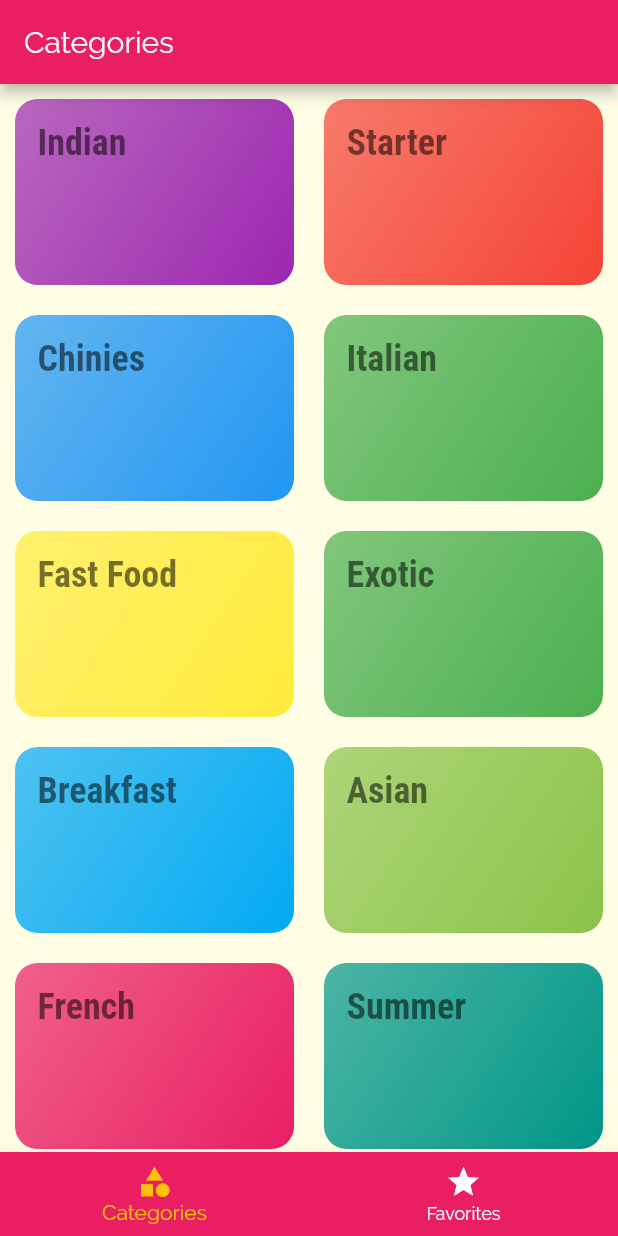
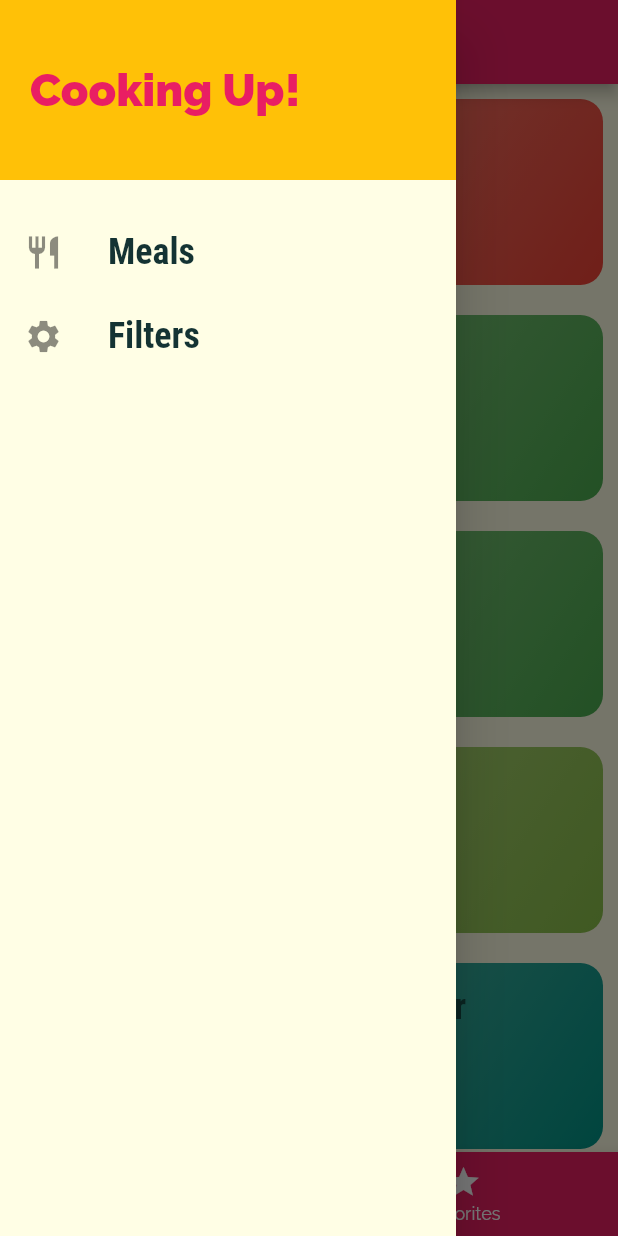
Before and after one commit to Brijesh-Saw/menu, a Flutter app: the screen it shows after launch, with the side drawer open (before the commit the screen has no drawer), on a phone screen of 412 x 824 dp. Run offline on Flutter 3.47's test engine with Material 2 defaults, Android fonts, the phone set to English and light mode, and no system bars.

Commit message:
initial commit

```diff
--- a/lib/screens/tabs_screen.dart
+++ b/lib/screens/tabs_screen.dart
@@ -1,5 +1,6 @@
 import 'package:flutter/material.dart';
-import 'package:menu/screens/favorites_screen.dart';
+import '../screens/favorites_screen.dart';
+import '../widgets/main_drawer.dart';
 
 import './categories_Screen.dart';
 
@@ -28,6 +29,7 @@ class _TabsScreenState extends State<TabsScreen> {
       appBar: AppBar(
         title: Text(_pages[_selectedPageIndex]['title']),
       ),
+      drawer: MainDrawer(),
       body: _pages[_selectedPageIndex]['page'],
       bottomNavigationBar: BottomNavigationBar(
         onTap: _selectPage,
--- /dev/null
+++ b/lib/widgets/main_drawer.dart
@@ -0,0 +1,55 @@
+import 'dart:ui';
+
+import 'package:flutter/material.dart';
+
+class MainDrawer extends StatelessWidget {
+  Widget buildListTile(String title, IconData icon) {
+    return ListTile(
+      leading: Icon(
+        icon,
+        size: 26,
+      ),
+      title: Text(
+        title,
+        style: TextStyle(
+          fontFamily: "RobotoCondensed",
+          fontSize: 24,
+          fontWeight: FontWeight.bold,
+        ),
+      ),
+      onTap: () {
+        //...................
+      },
+    );
+  }
+
+  @override
+  Widget build(BuildContext context) {
+    return Drawer(
+      child: Column(
+        children: <Widget>[
+          Container(
+            height: 120,
+            width: double.infinity,
+            padding: EdgeInsets.all(20),
+            alignment: Alignment.centerLeft,
+            color: Theme.of(context).accentColor,
+            child: Text(
+              "Cooking Up! ",
+              style: TextStyle(
+                fontWeight: FontWeight.w900,
+                fontSize: 30,
+                color: Theme.of(context).primaryColor,
+              ),
+            ),
+          ),
+          SizedBox(
+            height: 20,
+          ),
+          buildListTile("Meals", Icons.restaurant),
+          buildListTile("Filters", Icons.settings),
+        ],
+      ),
+    );
+  }
+}
```
